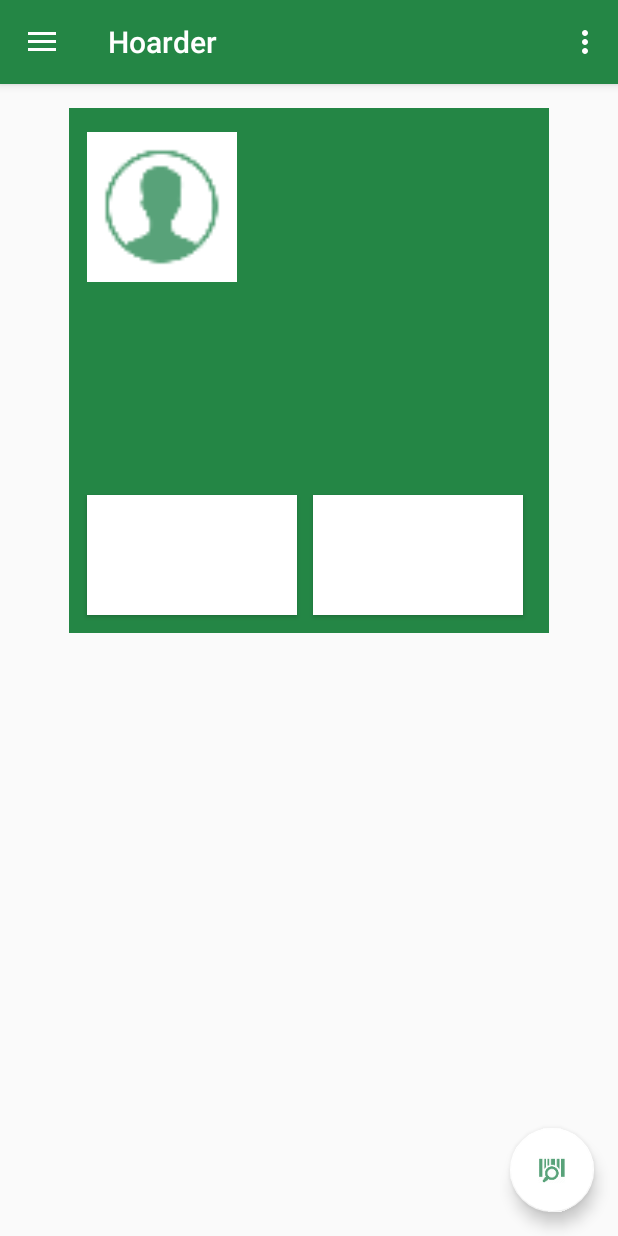
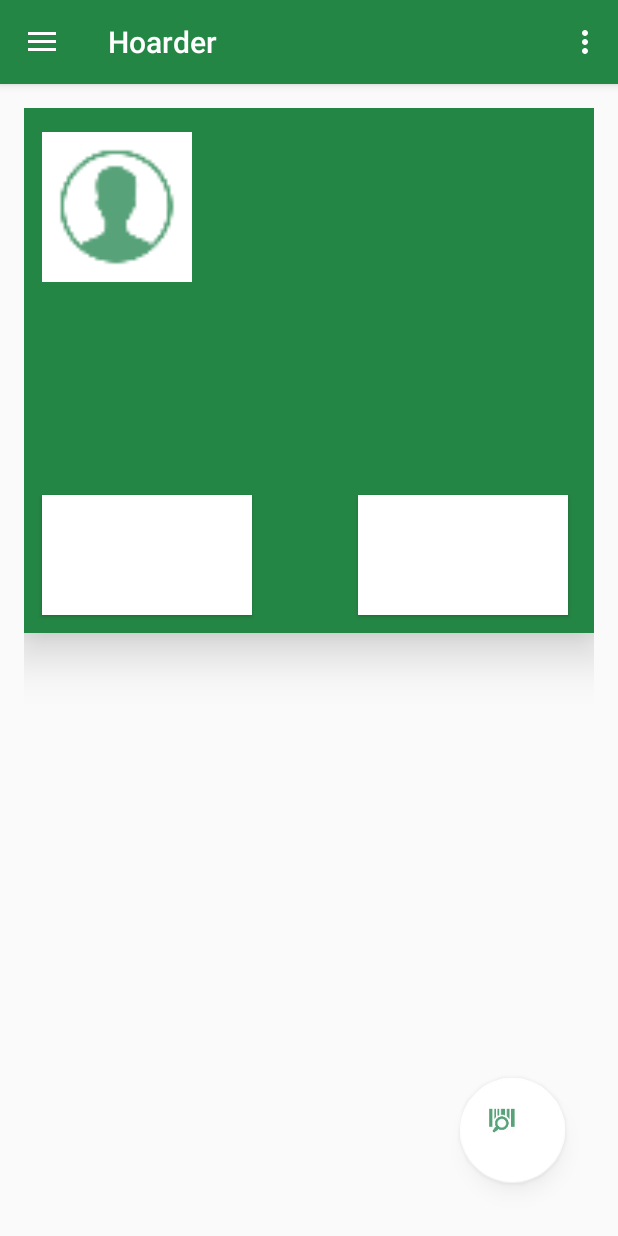
Before and after one commit to niallc95/FinalYearProject-App, an Android app: the screen it shows after launch (MainActivity), on a phone screen of 412 x 824 dp. Run offline under Robolectric (Android 15) with nearby library versions, the phone set to English and light mode, and no system bars; our stand-ins replace Volley; libraries missing offline, so code that uses them is left out: com.google.zxing.integration.

Commit message:
Added volley HTTP requests to grab item data from server. Very basic implementation still requires JSON parsing to grab item details correctly

```diff
--- a/app/build.gradle
+++ b/app/build.gradle
@@ -27,9 +27,12 @@ dependencies {
     compile 'com.android.support:appcompat-v7:24.2.1'
     compile 'com.android.support:support-v4:24.2.1'
     compile 'com.android.support:design:24.2.1'
+    //ZXing barcode scanning libraries
     compile 'com.journeyapps:zxing-android-embedded:2.0.1@aar'
     compile 'com.journeyapps:zxing-android-legacy:2.0.1@aar'
     compile 'com.journeyapps:zxing-android-integration:2.0.1@aar'
     compile 'com.google.zxing:core:3.0.1'
+    //Volley HTTP request library
+    compile 'com.android.volley:volley:1.0.0'
     testCompile 'junit:junit:4.12'
 }
--- a/app/src/main/AndroidManifest.xml
+++ b/app/src/main/AndroidManifest.xml
@@ -4,6 +4,7 @@
 
     <uses-permission android:name="android.permission.CAMERA" />
     <uses-permission android:name="android.permission.INTERNET" />
+    <uses-permission android:name="android.permission.ACCESS_NETWORK_STATE"/>
 
     <application
         android:allowBackup="true"
--- a/app/src/main/java/software_project/com/hoarder/activity/MainActivity.java
+++ b/app/src/main/java/software_project/com/hoarder/activity/MainActivity.java
@@ -1,11 +1,18 @@
 package software_project.com.hoarder.activity;
 
 import android.Manifest;
+import android.content.DialogInterface;
+import android.support.v7.app.AlertDialog;
+import android.app.ProgressDialog;
+import android.content.Context;
 import android.content.Intent;
 import android.content.pm.PackageManager;
+import android.net.ConnectivityManager;
+import android.net.NetworkInfo;
 import android.os.Build;
 import android.os.Bundle;
 import android.support.v4.app.ActivityCompat;
+import android.util.Log;
 import android.view.View;
 import android.support.design.widget.NavigationView;
 import android.support.v4.view.GravityCompat;
@@ -15,17 +22,42 @@ import android.support.v7.app.AppCompatActivity;
 import android.support.v7.widget.Toolbar;
 import android.view.Menu;
 import android.view.MenuItem;
+import android.widget.Button;
 import android.widget.TextView;
 import android.widget.Toast;
 
+import com.android.volley.Request;
+import com.android.volley.RequestQueue;
+import com.android.volley.Response;
+import com.android.volley.VolleyError;
+import com.android.volley.VolleyLog;
+import com.android.volley.toolbox.JsonObjectRequest;
+import com.android.volley.toolbox.StringRequest;
+import com.android.volley.toolbox.Volley;
 import com.google.zxing.integration.android.IntentIntegrator;
 import com.google.zxing.integration.android.IntentResult;
 
+import org.json.JSONObject;
+import org.w3c.dom.Text;
+
+import java.io.BufferedReader;
+import java.io.InputStreamReader;
+import java.io.OutputStreamWriter;
+import java.net.URI;
+import java.net.URL;
+import java.net.URLConnection;
+import java.util.HashMap;
+import java.util.Map;
+
+import software_project.com.hoarder.Controller.AppController;
 import software_project.com.hoarder.R;
+
+import static android.R.attr.data;
 
 public class MainActivity extends AppCompatActivity implements NavigationView.OnNavigationItemSelectedListener  {
 
-    private TextView nameTxt, priceTxt;
+    TextView nameTxt, priceTxt, textView;
+    String serverUrl = "http://hoarder-app.herokuapp.com/findItem/";
 
     @Override
     protected void onCreate(Bundle savedInstanceState) {
@@ -34,6 +66,7 @@ public class MainActivity extends AppCompatActivity implements NavigationView.On
 
         nameTxt = (TextView) findViewById(R.id.scanContent);
         priceTxt = (TextView) findViewById(R.id.scanFormat);
+        textView = (TextView) findViewById(R.id.requestText);
 
         //Check if camera is enabled to allow barcode scanning and prompt the user if it is not enabled
         if (Build.VERSION.SDK_INT >= Build.VERSION_CODES.M) {
@@ -52,6 +85,17 @@ public class MainActivity extends AppCompatActivity implements NavigationView.On
 
         NavigationView navigationView = (NavigationView) findViewById(R.id.nav_view);
         navigationView.setNavigationItemSelectedListener(this);
+
+    }
+
+    /**
+     * Check your device is connected to a network
+     */
+    private boolean isNetworkConnected() {
+        ConnectivityManager connMgr = (ConnectivityManager)
+                getSystemService(Context.CONNECTIVITY_SERVICE); // 1
+        NetworkInfo networkInfo = connMgr.getActiveNetworkInfo(); // 2
+        return networkInfo != null && networkInfo.isConnected(); // 3
     }
 
     /**
@@ -128,16 +172,37 @@ public class MainActivity extends AppCompatActivity implements NavigationView.On
         IntentResult scanningResult = IntentIntegrator.parseActivityResult(requestCode, resultCode, intent);
         if (scanningResult != null) {
             String scanContent = scanningResult.getContents();
-            String scanFormat = scanningResult.getFormatName();
 
-            //Add database integration here to grab scan data and relate to db to find name and price of item
-            if(scanContent != null && scanFormat != null) {
-                nameTxt.setText("item: "+scanContent);
-                priceTxt.setText("item:" +scanFormat);
-                Toast toast = Toast.makeText(getApplicationContext(),
-                        "Item " + scanContent + " successfully added to cart!!", Toast.LENGTH_SHORT);
+            /**
+             * Send scan data to server
+             */
+            final RequestQueue requestQueue = Volley.newRequestQueue(MainActivity.this);
+            StringRequest stringRequest = new StringRequest(Request.Method.GET, serverUrl+scanContent,
+
+                    new Response.Listener<String>() {
+                        @Override
+                        public void onResponse(String response) {
+                            textView.setText(response);
+                            requestQueue.stop();
+                        }
+                    }, new Response.ErrorListener() {
+                @Override
+                public void onErrorResponse(VolleyError error) {
+                    textView.setText("Something went wrong");
+                    error.printStackTrace();
+                    requestQueue.stop();
+                }
+            });
+
+            requestQueue.add(stringRequest);
+
+            /**
+             * send data to server end
+             */
+            Toast toast = Toast.makeText(getApplicationContext(),
+                        "You have scanned " + scanContent, Toast.LENGTH_SHORT);
                 toast.show();
-            }
+
 
         }
         //Cannot find data toast
@@ -157,7 +222,9 @@ public class MainActivity extends AppCompatActivity implements NavigationView.On
         integrator.setCameraId(0); //Use camera of current device
         integrator.initiateScan();
     }
+
     /**
      * Scanning function end
      */
+
 }
--- a/app/src/main/res/layout/app_bar_main.xml
+++ b/app/src/main/res/layout/app_bar_main.xml
@@ -25,8 +25,8 @@
 
     <android.support.design.widget.FloatingActionButton
         android:id="@+id/scan"
-        android:layout_width="wrap_content"
-        android:layout_height="wrap_content"
+        android:layout_width="76dp"
+        android:layout_height="70dp"
         android:layout_gravity="bottom|end"
         android:layout_margin="@dimen/scan_btn_margin"
         app:srcCompat="@drawable/ic_icon_scanner"
--- a/app/src/main/res/layout/content_main.xml
+++ b/app/src/main/res/layout/content_main.xml
@@ -16,10 +16,11 @@
 
     <RelativeLayout
         android:layout_height="350dp"
-        android:layout_width="320dp"
+        android:layout_width="match_parent"
         android:background="@color/colorPrimary"
         android:layout_alignParentTop="true"
-        android:layout_centerHorizontal="true">
+        android:layout_centerHorizontal="true"
+        android:elevation="20dp">
 
         <ImageView
             app:srcCompat="@drawable/ic_nav_profile"
@@ -54,7 +55,9 @@
             android:layout_alignParentBottom="true"
             android:layout_alignStart="@+id/icon_view"
             android:layout_width="140dp"
-            android:background="@color/white"/>
+            android:background="@color/white"
+            android:elevation="14dp"
+            />
 
         <Button
             android:id="@+id/listBtn"
@@ -62,6 +65,17 @@
             android:layout_width="140dp"
             android:layout_alignBottom="@+id/cartBtn"
             android:layout_alignEnd="@+id/scanContent"
-            android:background="@color/white"/>
+            android:background="@color/white"
+            android:elevation="14dp" />
+
+        <TextView
+            android:layout_width="200dp"
+            android:layout_marginBottom="17dp"
+            android:id="@+id/requestText"
+            android:layout_height="100dp"
+            android:layout_above="@+id/cartBtn"
+            android:layout_centerHorizontal="true"
+            android:textSize="30sp"/>
+
     </RelativeLayout>
 </RelativeLayout>
--- a/app/src/main/res/values/dimens.xml
+++ b/app/src/main/res/values/dimens.xml
@@ -5,5 +5,5 @@
     <!-- Default screen margins, per the Android Design guidelines. -->
     <dimen name="activity_horizontal_margin">16dp</dimen>
     <dimen name="activity_vertical_margin">16dp</dimen>
-    <dimen name="scan_btn_margin">16dp</dimen>
+    <dimen name="scan_btn_margin">35dp</dimen>
 </resources>
```
Also changed, not shown: app/src/main/java/software_project/com/hoarder/Controller/AppController.java (added, +64 -0 lines), app/src/main/java/software_project/com/hoarder/Request/LruBitmapCache.java (added, +39 -0 lines).
